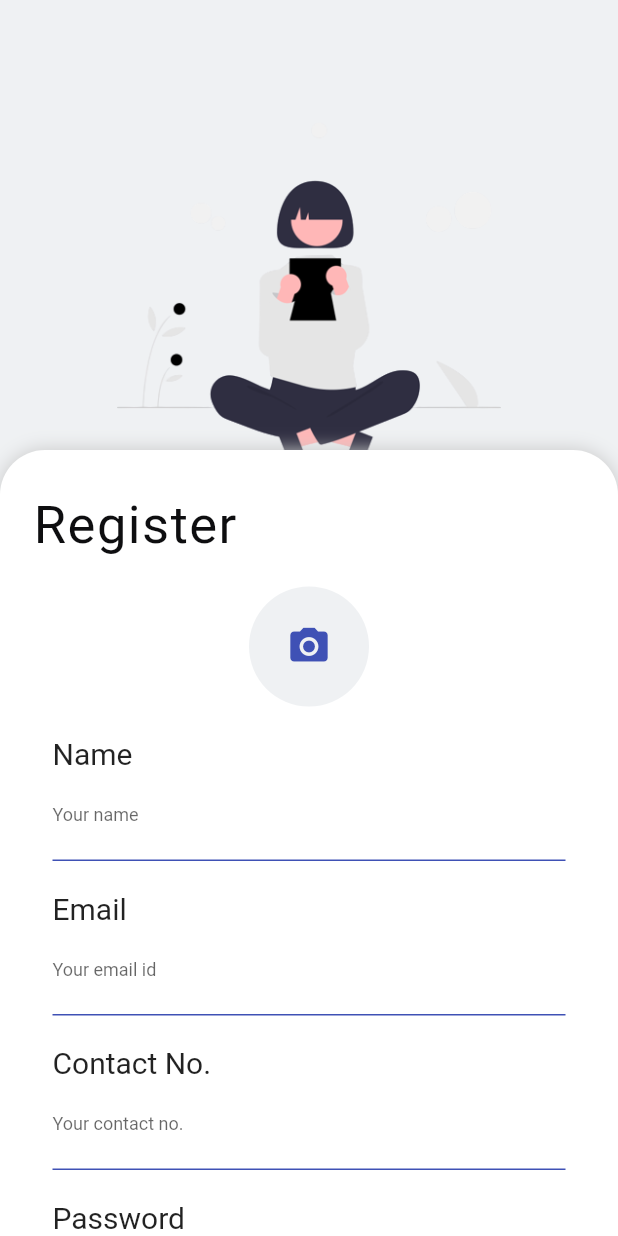
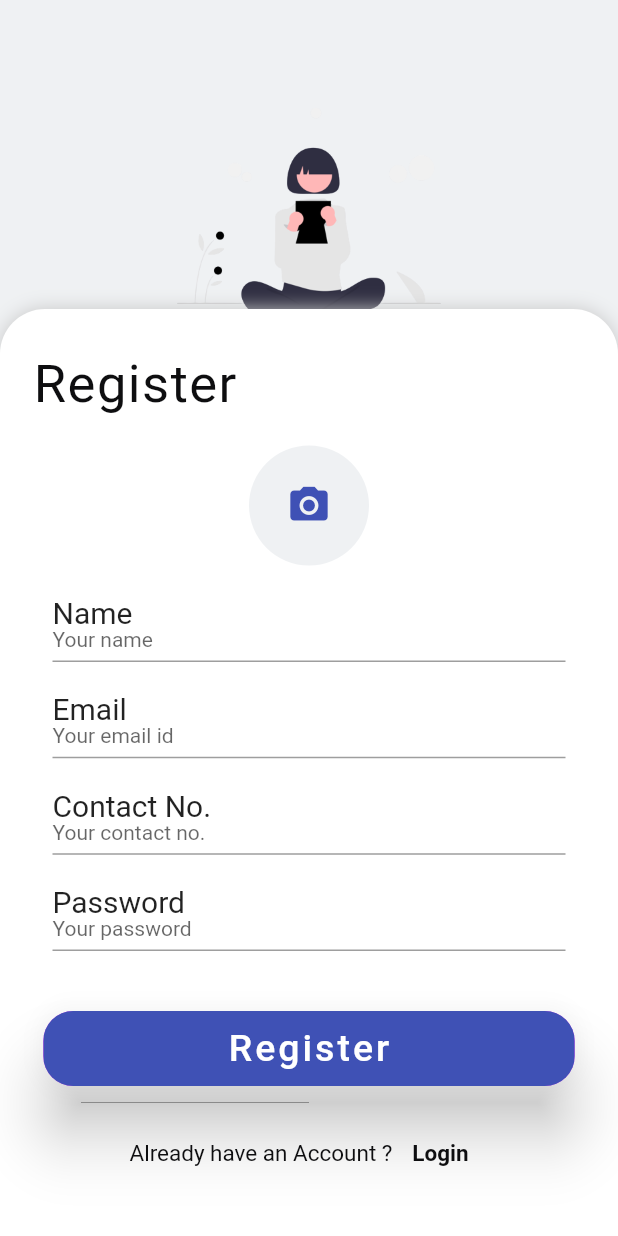
Before and after one commit to omjadhav3714/gallery-app, a Flutter app: the screen it shows after launch, after a tap on "Login", after a tap on "Register", on a phone screen of 412 x 824 dp. Run offline on Flutter 3.47's test engine with Material 2 defaults, Android fonts, the phone set to English and light mode, and no system bars; our stand-ins replace cached_network_image, cloud_firestore, firebase_auth, firebase_core, google_sign_in, image_gallery_saver and 3 more; accounts and stored records are empty; Roboto replaces fonts that are missing (Lobster).

Commit message:
Login SignUp working with a bug

```diff
--- a/lib/controllers/AuthRedirectController.dart
+++ b/lib/controllers/AuthRedirectController.dart
@@ -2,6 +2,7 @@ import 'dart:ui';
 import 'package:greetings_app/entities/User.dart';
 import 'package:greetings_app/models/authentication/FirebaseAuthServiceModel.dart';
 import 'package:greetings_app/views/auth_pages/login_page_view.dart';
+import 'package:greetings_app/views/category_pages/subcategory_view.dart';
 import 'package:greetings_app/views/home_page/HomePageView.dart';
 import 'package:flutter/material.dart';
 import 'package:provider/provider.dart';
@@ -34,7 +35,14 @@ class AuthRedirectController extends StatelessWidget {
           );
         } else {
           final user = snapshot.data;
-          return user == null ? const LoginPageView() : const HomePageView();
+          debugPrint(
+              "**************** YO2 ${user?.displayName} ******* ${user?.email}");
+          if (user != null && user.displayName != null) {
+            debugPrint("*************** HELLO HOMEPAGE *****************");
+            // Go to HomePage
+            return const HomePageView();
+          }
+          return const LoginPageView();
         }
       },
     );
--- a/lib/generated_plugin_registrant.dart
+++ /dev/null
@@ -1,25 +0,0 @@
-//
-// Generated file. Do not edit.
-//
-
-// ignore_for_file: directives_ordering
-// ignore_for_file: lines_longer_than_80_chars
-// ignore_for_file: depend_on_referenced_packages
-
-import 'package:cloud_firestore_web/cloud_firestore_web.dart';
-import 'package:firebase_auth_web/firebase_auth_web.dart';
-import 'package:firebase_core_web/firebase_core_web.dart';
-import 'package:fluttertoast/fluttertoast_web.dart';
-import 'package:google_sign_in_web/google_sign_in_web.dart';
-
-import 'package:flutter_web_plugins/flutter_web_plugins.dart';
-
-// ignore: public_member_api_docs
-void registerPlugins(Registrar registrar) {
-  FirebaseFirestoreWeb.registerWith(registrar);
-  FirebaseAuthWeb.registerWith(registrar);
-  FirebaseCoreWeb.registerWith(registrar);
-  FluttertoastWebPlugin.registerWith(registrar);
-  GoogleSignInPlugin.registerWith(registrar);
-  registrar.registerMessageHandler();
-}
--- a/lib/main.dart
+++ b/lib/main.dart
@@ -3,6 +3,7 @@ import 'package:flutter/material.dart';
 import 'package:greetings_app/constants/colors.dart';
 import 'package:greetings_app/controllers/AuthRedirectController.dart';
 import 'package:greetings_app/views/auth_pages/login_page_view.dart';
+import 'package:greetings_app/views/auth_pages/register_page_view.dart';
 import 'package:greetings_app/views/home_page/HomePageView.dart';
 import 'package:provider/provider.dart';
 
@@ -47,6 +48,7 @@ class MyApp extends StatelessWidget {
         routes: {
           "/": (context) => const AuthRedirectController(),
           "/login": (context) => const LoginPageView(),
+          "/signup":(context) =>  const RegisterPageView(),
           "/home": (context) => const HomePageView(),
         },
       ),
--- a/lib/models/authentication/AuthServiceModel.dart
+++ b/lib/models/authentication/AuthServiceModel.dart
@@ -37,8 +37,10 @@ class AuthServiceModel {
     UserData? userModel = await authServiceProvider.registerWithEmailPassword(
         context, email, password, name);
     if (userModel != null) {
+      debugPrint("*************** YO ************ ${userModel
+          .displayName} *******************");
       await UserHandlerModel().storeUserDetails(context, phone: phone);
     }
-    // return userModel;
+    return userModel;
   }
 }
--- a/lib/models/authentication/FirebaseAuthServiceModel.dart
+++ b/lib/models/authentication/FirebaseAuthServiceModel.dart
@@ -93,15 +93,22 @@ class FirebaseAuthServiceModel implements IFirebaseAuthServiceModel {
   Future<UserData?> registerWithEmailPassword(
       BuildContext context, String email, String password, String name) async {
     try {
-      final authResult = await _firebaseAuth.createUserWithEmailAndPassword(
-          email: email, password: password);
-      await authResult.user!.updateDisplayName(name);
-
+      debugPrint("***************${email + password + name}");
+      final authResult = await _firebaseAuth
+          .createUserWithEmailAndPassword(email: email, password: password);
+      //     .then((authUser) async {
+      //
+      //   return authUser;
+      // });
       final user = authResult.user;
-      debugPrint(user!.displayName);
+      // await authResult.user!.updateDisplayName(name);
+      await user!.updateDisplayName(name);
+      await user.reload();
+      debugPrint(user.displayName);
       return _userFromFirebase(user, context);
     } on FirebaseAuthException catch (error) {
-      debugPrint("Registration Failed with error code : ${error.code}");
+      debugPrint(
+          "********************************Registration Failed with error code : ${error.code}");
       debugPrint(error.message);
       Provider.of<UserData?>(context, listen: false)!
           .updateData(authStatusMessage: error.message);
--- a/lib/views/auth_pages/login_page_view.dart
+++ b/lib/views/auth_pages/login_page_view.dart
@@ -37,15 +37,20 @@ class _LoginPageViewState extends State<LoginPageView> {
         color: grey,
         child: Column(
           children: [
-            Transform.translate(
+            SizedBox(
+              height: MediaQuery.of(context).size.height * 0.25,
+              child: Transform.translate(
                 offset: const Offset(0.0, 50.0),
                 child: Image.asset(
                   'assets/signin.png',
-                height: 300,
+                  height: double.infinity,
+                ),
               ),
             ),
             Expanded(
+              child: SingleChildScrollView(
                 child: Container(
+                  height: MediaQuery.of(context).size.height * 0.75,
                   decoration: const BoxDecoration(
                       color: white,
                       borderRadius: BorderRadius.only(
@@ -58,7 +63,6 @@ class _LoginPageViewState extends State<LoginPageView> {
                           blurRadius: 10.0,
                         ),
                       ]),
-                child: SingleChildScrollView(
                   child: Form(
                     key: _formKey,
                     child: Column(
@@ -180,7 +184,7 @@ class _LoginPageViewState extends State<LoginPageView> {
                                     context,
                                     MaterialPageRoute(
                                       builder: (context) =>
-                                          const RegisterPageView(),
+                                           RegisterPageView(),
                                     ),
                                   );
                                 },
--- a/lib/views/auth_pages/register_page_view.dart
+++ b/lib/views/auth_pages/register_page_view.dart
@@ -26,23 +26,23 @@ class _RegisterPageViewState extends State<RegisterPageView> {
   Widget build(BuildContext context) {
     return Scaffold(
       body: Container(
-        width: double.infinity,
-        decoration: const BoxDecoration(
         color: grey,
-        ),
         child: Column(
           children: [
-            Transform.translate(
+            SizedBox(
+              height: MediaQuery.of(context).size.height * 0.25,
+              child: Transform.translate(
                 offset: const Offset(0.0, 50.0),
                 child: Image.asset(
                   'assets/signup.png',
-                height: 300,
-                width: 600,
+                  height: double.infinity,
+                ),
               ),
             ),
             Expanded(
+              child: SingleChildScrollView(
                 child: Container(
-                width: double.infinity,
+                  height: MediaQuery.of(context).size.height * 0.75,
                   decoration: const BoxDecoration(
                     color: white,
                     borderRadius: BorderRadius.only(
@@ -56,7 +56,6 @@ class _RegisterPageViewState extends State<RegisterPageView> {
                       ),
                     ],
                   ),
-                child: SingleChildScrollView(
                   child: Form(
                     key: _formKey,
                     child: Column(
@@ -162,8 +161,6 @@ class _RegisterPageViewState extends State<RegisterPageView> {
                           btnTxt: register,
                           onPress: () async {
                             if (_formKey.currentState!.validate()) {
-                              // debugPrint(emailCtrl.text +
-                              //     passCtrl.text + nameCtrl.text + phoneCtrl.text);
                               // Trigger SignUp functionality
                               await AuthController().registerWithEmailPassword(
                                   context,
--- a/lib/views/home_page/HomePageView.dart
+++ b/lib/views/home_page/HomePageView.dart
@@ -1,10 +1,9 @@
-import 'package:cloud_firestore/cloud_firestore.dart';
 import 'package:flutter/material.dart';
 import 'package:greetings_app/constants/colors.dart';
 import 'package:greetings_app/controllers/UserController.dart';
+import 'package:greetings_app/models/authentication/FirebaseAuthServiceModel.dart';
 import 'package:greetings_app/views/widgets/appbar_view.dart';
 import 'package:greetings_app/views/widgets/navbar_view.dart';
-import '../../constants/strings.dart';
 import '../../fakes/fakeData.dart';
 import '../widgets/categories_grid_view.dart';
 import '../widgets/staggered_grid_view.dart';
@@ -20,7 +19,7 @@ class _HomePageViewState extends State<HomePageView> {
   @override
   Widget build(BuildContext context) {
     var user = UserController().getUserData(context);
-
+    debugPrint("################ ${user.displayName} ################");
     Widget getAppBarTitleForHomePage() {
       return Row(
         children: [
--- a/lib/views/widgets/categories_grid_view.dart
+++ b/lib/views/widgets/categories_grid_view.dart
@@ -56,6 +56,7 @@ class CategoriesGridView extends StatelessWidget {
             );
           }),
         );
-        });
+      },
+    );
   }
 }
--- a/lib/views/widgets/textfield_widget_view.dart
+++ b/lib/views/widgets/textfield_widget_view.dart
@@ -1,5 +1,4 @@
 import 'package:flutter/material.dart';
-import 'package:greetings_app/constants/colors.dart';
 
 class TextFieldView extends StatelessWidget {
   final TextEditingController controller;
@@ -8,19 +7,22 @@ class TextFieldView extends StatelessWidget {
   final TextInputType? textInputType;
   final String? Function(String?)? validator;
 
-  const TextFieldView(
-      {Key? key,
+  const TextFieldView({
+    Key? key,
     required this.controller,
     this.labelTxt,
     this.placeholderTxt,
     this.textInputType,
-      this.validator})
-      : super(key: key);
+    this.validator,
+  }) : super(key: key);
   @override
   Widget build(BuildContext context) {
-    return Column(
+    return Expanded(
+      child: Column(
         children: [
-        Container(
+          Flexible(
+            flex: 1,
+            child: Container(
               width: double.infinity,
               margin: const EdgeInsets.symmetric(
                 horizontal: 35,
@@ -32,43 +34,30 @@ class TextFieldView extends StatelessWidget {
                 ),
               ),
             ),
-        Container(
-          width: double.infinity,
-          height: 60,
-          margin: const EdgeInsets.symmetric(
+          ),
+          Flexible(
+            flex: 1,
+            child: Padding(
+              padding: const EdgeInsets.symmetric(
                 horizontal: 35,
               ),
-          decoration: const BoxDecoration(
-            border: Border(
-              bottom: BorderSide(
-                color: primaryColor,
-                width: 1,
-              ),
-            ),
-            color: transparent,
-          ),
-          child: Expanded(
               child: TextFormField(
                 controller: controller,
                 validator: validator,
                 maxLines: 1,
                 keyboardType: textInputType ?? TextInputType.text,
+                style: const TextStyle(fontSize: 15),
                 decoration: InputDecoration(
-                label: Text(
-                  placeholderTxt ?? "",
-                  style: const TextStyle(
-                    fontSize: 12,
-                  ),
-                ),
-                border: InputBorder.none,
-                floatingLabelStyle: const TextStyle(
-                  color: black,
+                  // labelStyle:TextStyle(fontSize:14),
+                  hintText: placeholderTxt,
+                  hintStyle: const TextStyle(fontSize: 14),
                 ),
               ),
             ),
           ),
+          // ),
+        ],
       ),
-      ],
     );
   }
 }
```
Also changed, not shown: 1 other file. Lines whose indentation alone changed are shown as unchanged.
